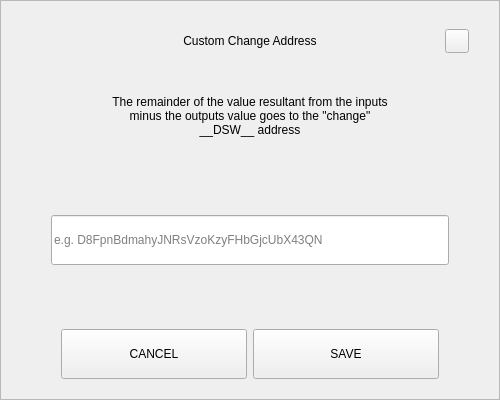
First picture: the form in src/qt/pivx/forms/sendchangeaddressdialog.ui, repository decenomy/DSW, before the edit.
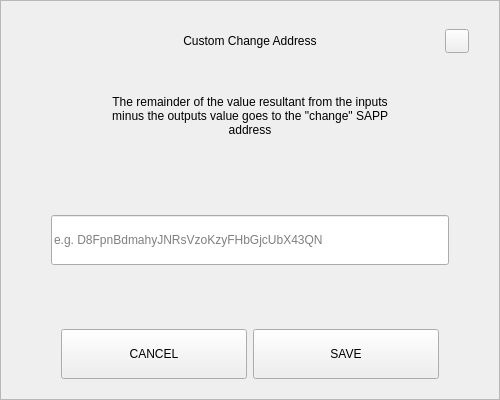
Second picture: the form after the edit.

Commit message: Changed the coin ticker __DSW__ -> SAPP

Diff of the .ui file:
```diff
--- a/src/qt/pivx/forms/sendchangeaddressdialog.ui
+++ b/src/qt/pivx/forms/sendchangeaddressdialog.ui
@@ -164,7 +164,7 @@
          </size>
         </property>
         <property name="text">
-         <string>The remainder of the value resultant from the inputs minus the outputs value goes to the &quot;change&quot; __DSW__ address</string>
+         <string>The remainder of the value resultant from the inputs minus the outputs value goes to the &quot;change&quot; SAPP address</string>
         </property>
         <property name="alignment">
          <set>Qt::AlignCenter</set>
```
The commit also changes 116 other files.
